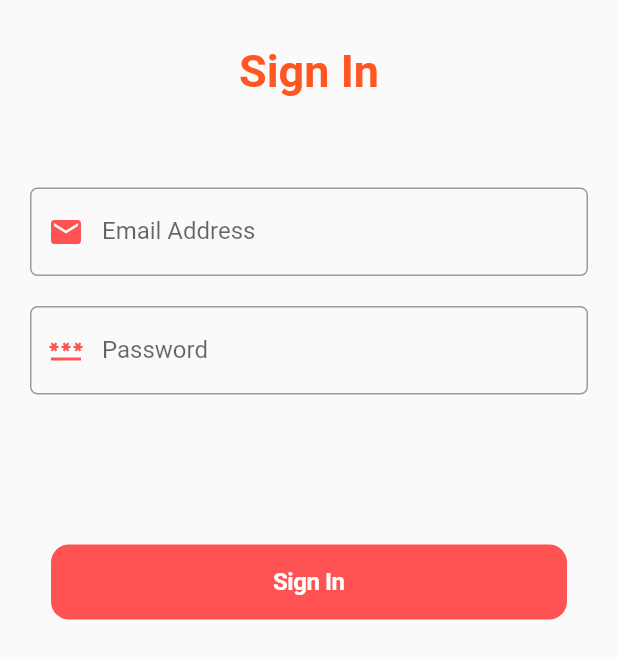
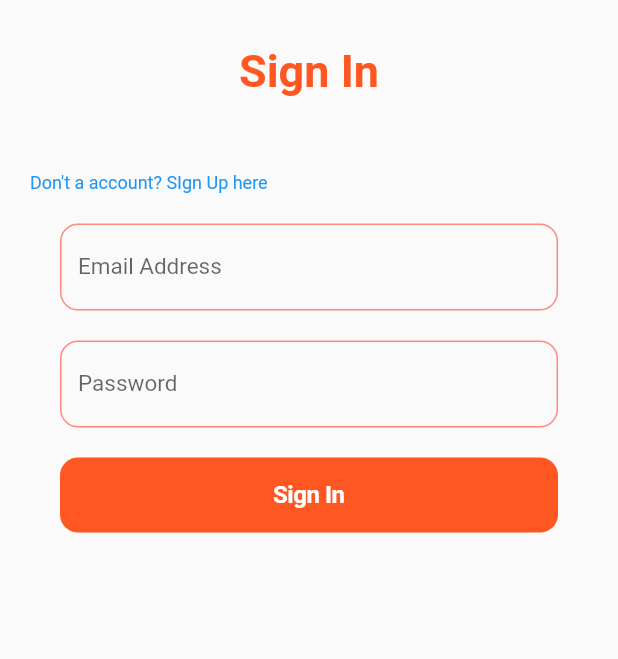
Before and after one commit to Kanishka-Git97/Power-Fuel-Client-App, a Flutter app: the LoginScreen screen opened directly, on a phone screen of 412 x 824 dp. Shown: the top 659 px of the screen. Run offline on Flutter 3.47's test engine with Material 2 defaults, Android fonts, the phone set to English and light mode, and no system bars; our stand-ins replace snippet_coder_utils.

Commit message:
Created AddVehicleScreen and modified RegisterScreen and LoginScreen

```diff
--- a/lib/presentation/atoms/navigation_button.dart
+++ b/lib/presentation/atoms/navigation_button.dart
@@ -1,4 +1,5 @@
 import 'package:flutter/material.dart';
+import 'package:power_fuel_client_app/constants/constants.dart';
 
 class NavigationButton extends StatelessWidget {
 
@@ -10,10 +11,10 @@ class NavigationButton extends StatelessWidget {
     return GestureDetector(
       onTap:(() => Navigator.pop(context)),
       child: const Padding(
-        padding: EdgeInsets.only(left: 25),
+        padding: EdgeInsets.only(left: 20),
         child: Icon(Icons.arrow_back_ios,
         size: 30,
-        color: Colors.black,),
+        color: textColor,),
       ),
           );
 
--- a/lib/presentation/atoms/primary_button.dart
+++ b/lib/presentation/atoms/primary_button.dart
@@ -18,7 +18,7 @@ class PrimaryButton extends StatelessWidget {
   Widget build(BuildContext context) {
     return Expanded(
           child: Padding(
-            padding: const EdgeInsets.symmetric(horizontal: 14),
+            padding: const EdgeInsets.symmetric(horizontal: 20, ),
             child: SizedBox(
               height: 50,
                 child: TextButton(
--- a/lib/presentation/atoms/text_input.dart
+++ b/lib/presentation/atoms/text_input.dart
@@ -1,24 +1,25 @@
 import 'package:flutter/material.dart';
+import 'package:power_fuel_client_app/constants/constants.dart';
 
 class TextInput extends StatelessWidget {
-  const TextInput({Key? key, required this.hintText, required this.labelText, required this.keyboardType, required this.icon})
+  const TextInput({Key? key, required this.hintText, required this.labelText, required this.keyboardType, })
       : super(key: key);
 
   final String hintText;
   final String labelText;
   final TextInputType keyboardType;
-  final Icon icon;
 
   @override
   Widget build(BuildContext context) {
     return TextField(
+      style: formTitle,
       decoration: InputDecoration(
         hintText: hintText,
         labelText: labelText,
-        prefixIcon: icon,
+        floatingLabelStyle: const TextStyle(color: primaryColor),
         border: const OutlineInputBorder(
           borderRadius: BorderRadius.all(
-            Radius.circular(5),
+            Radius.circular(12),
           ),
         ),
       ),
--- a/lib/presentation/screens/login_screen.dart
+++ b/lib/presentation/screens/login_screen.dart
@@ -1,4 +1,5 @@
 import 'package:flutter/material.dart';
+import 'package:power_fuel_client_app/presentation/screens/registration_screen.dart';
 
 import '../../constants/constants.dart';
 import '../atoms/primary_button.dart';
@@ -34,33 +35,52 @@ class _LoginScreenState extends State<LoginScreen> {
                 ),
               ),
             ),
-             const SizedBox(height: 60,),
-             const TextInput(
+            const SizedBox(height: 50,),
+            GestureDetector(
+                  onTap: () {
+                    Navigator.pushReplacement(
+                      context,
+                      MaterialPageRoute(
+                        builder: ((context) => const RegisterScreen()),
+                      ),
+                    );
+                  },
+                  child: const Text(
+                    "Don't a account? SIgn Up here",
+                    style: TextStyle(
+                        fontSize: 12,
+                        fontWeight: FontWeight.w400,
+                        color: Colors.blue),
+                  )),
+             const SizedBox(height: 20,),
+             const Padding(
+               padding: EdgeInsets.symmetric(horizontal: 20),
+               child: TextInput(
                 hintText: "Enter Username",
                 labelText: "Email Address",
                 keyboardType: TextInputType.emailAddress,
-              icon: Icon(
-                Icons.email,
-                color: Colors.redAccent,
+
             ),
              ),
             const SizedBox(
               height: 20,
             ),
-            const TextInput(
+            const Padding(
+              padding: EdgeInsets.symmetric(horizontal: 20),
+              child: TextInput(
                 hintText: "Enter Password",
                 labelText: "Password",
                 keyboardType: TextInputType.visiblePassword,
-              icon: Icon(Icons.password, color: Colors.redAccent),
+              ),
             ),
             const SizedBox(
-              height: 100,
+              height: 20,
             ),
             Row(
               children: [
                 PrimaryButton(onTap: () {Navigator.push(context, MaterialPageRoute(builder: (context)=> const HomeScreen()));},
                  text: "Sign In",
-                 buttonColor: Colors.redAccent,
+                 buttonColor: primaryColor,
                  textColor: Colors.white),
               ],
             ),
```
Also changed, not shown: lib/main.dart (+15 -14 lines), lib/models/vehicle_type.dart (added, +18 -0 lines), lib/presentation/screens/Vehicle/add_vehicle.dart (added, +116 -0 lines), lib/presentation/screens/Vehicle/view_vehicles_screen.dart (added, +22 -0 lines), lib/presentation/screens/home_screen.dart (+44 -1 lines), lib/presentation/screens/registration_screen.dart (+66 -45 lines), pubspec.lock. Lines whose indentation alone changed are shown as unchanged.
